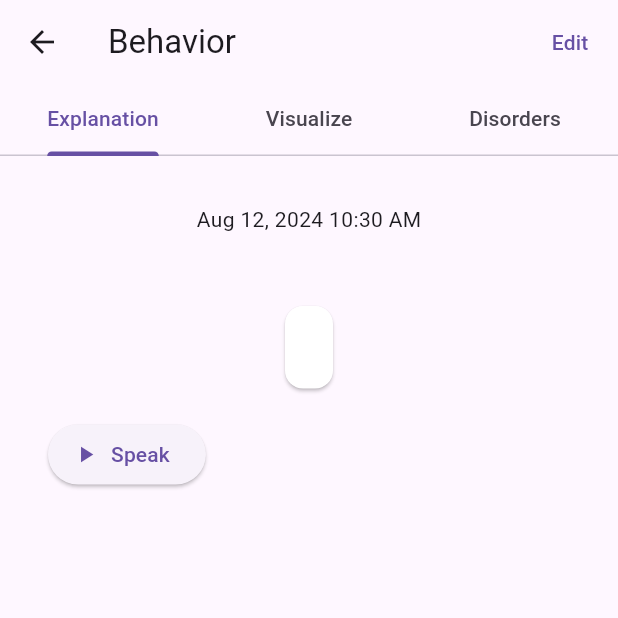
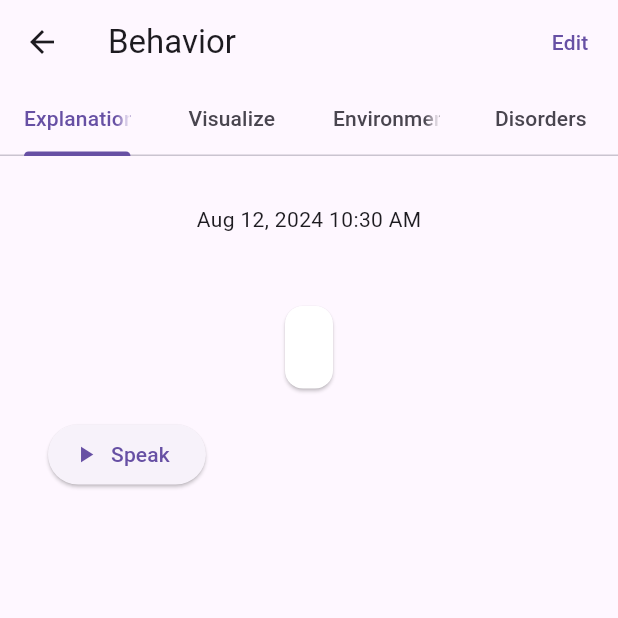
Before and after one commit to jasonc624/duality-flutter, a Flutter app: the BehaviorView screen opened directly with empty values, on a phone screen of 412 x 824 dp, the top half of it. Run offline on Flutter 3.47's test engine with Material 3 defaults, Android fonts, the phone set to English and light mode, and no system bars; our stand-ins replace cloud_firestore, easy_date_timeline, firebase_auth, firebase_core, fl_chart, flutter_riverpod and 4 more; missing offline and left inert: animated_emoji; accounts and stored records are empty; generated files the repository leaves out were written again; network calls fail.

Commit message:
last commit before deadline

```diff
--- a/lib/src/behavior_entry_feature/behavior_entry_model.dart
+++ b/lib/src/behavior_entry_feature/behavior_entry_model.dart
@@ -15,6 +15,7 @@ class BehaviorEntry {
     this.suggestion,
     this.overall_score,
     this.disorders,
+    this.environmental,
   })  : created = created ?? DateTime.now(),
         updated = updated ?? DateTime.now();
 
@@ -29,8 +30,9 @@ class BehaviorEntry {
   final DateTime updated;
   final bool? isPublic;
   final String? suggestion;
-  final num? overall_score; // Changed to num to allow both int and double
+  final num? overall_score;
   final List<Disorder>? disorders;
+  final List<Environmental>? environmental;
 
   factory BehaviorEntry.fromFirestore(DocumentSnapshot doc) {
     final data = doc.data() as Map<String, dynamic>;
@@ -48,9 +50,12 @@ class BehaviorEntry {
       created: (data['created'] as Timestamp?)?.toDate(),
       updated: (data['updated'] as Timestamp?)?.toDate(),
       suggestion: data['suggestion'] as String?,
-      overall_score: data['overall_score'] as num?, // Changed to num
+      overall_score: data['overall_score'] as num?,
       disorders: (data['disorders'] as List<dynamic>?)
           ?.map((e) => Disorder.fromMap(e as Map<String, dynamic>))
+          .toList(),
+      environmental: (data['environmental'] as List<dynamic>?)
+          ?.map((e) => Environmental.fromMap(e as Map<String, dynamic>))
           .toList(),
     );
   }
@@ -77,6 +82,10 @@ class BehaviorEntry {
       data['disorders'] = disorders!.map((d) => d.toMap()).toList();
     }
 
+    if (environmental != null) {
+      data['environmental'] = environmental!.map((e) => e.toMap()).toList();
+    }
+
     return data;
   }
 
@@ -92,8 +101,9 @@ class BehaviorEntry {
     DateTime? updated,
     bool? isPublic,
     String? suggestion,
-    num? overall_score, // Changed to num
+    num? overall_score,
     List<Disorder>? disorders,
+    List<Environmental>? environmental,
   }) {
     return BehaviorEntry(
       id: id ?? this.id,
@@ -109,6 +119,7 @@ class BehaviorEntry {
       suggestion: suggestion ?? this.suggestion,
       overall_score: overall_score ?? this.overall_score,
       disorders: disorders ?? this.disorders,
+      environmental: environmental ?? this.environmental,
     );
   }
 
@@ -146,3 +157,29 @@ class Disorder {
     };
   }
 }
+
+// New Environmental class
+class Environmental {
+  final String name;
+  final String reason;
+  final int score;
+
+  Environmental(
+      {required this.name, required this.reason, required this.score});
+
+  factory Environmental.fromMap(Map<String, dynamic> map) {
+    return Environmental(
+      name: map['name'] as String,
+      reason: map['reason'] as String,
+      score: map['score'] as int,
+    );
+  }
+
+  Map<String, dynamic> toMap() {
+    return {
+      'name': name,
+      'reason': reason,
+      'score': score,
+    };
+  }
+}
--- a/lib/src/behavior_entry_feature/behavior_view.dart
+++ b/lib/src/behavior_entry_feature/behavior_view.dart
@@ -1,8 +1,6 @@
 import 'package:flutter/material.dart';
-import 'package:flutter_riverpod/flutter_riverpod.dart';
 import 'package:intl/intl.dart';
 import '../charts/radar.dart';
-import '../providers/speechState.dart';
 import '../speech_widget/tts.dart';
 import '../traits/trait_score_view.dart';
 import 'behavior_entry_model.dart';
@@ -27,7 +25,7 @@ class _BehaviorViewState extends State<BehaviorView>
   @override
   void initState() {
     super.initState();
-    _tabController = TabController(length: 3, vsync: this);
+    _tabController = TabController(length: 4, vsync: this);
   }
 
   @override
@@ -61,6 +59,7 @@ class _BehaviorViewState extends State<BehaviorView>
             tabs: const [
               Tab(text: 'Explanation'),
               Tab(text: 'Visualize'),
+              Tab(text: 'Environmental'),
               Tab(text: 'Disorders'),
             ],
           ),
@@ -74,6 +73,7 @@ class _BehaviorViewState extends State<BehaviorView>
                 children: [
                   _buildTraitScoresTab(),
                   _buildRadarChartTab(),
+                  _buildEnvironmentalTab(),
                   _buildDisordersTab(),
                 ],
               ),
@@ -82,18 +82,36 @@ class _BehaviorViewState extends State<BehaviorView>
         ));
   }
 
-  Widget _buildDisordersTab() {
+  Widget _buildEnvironmentalTab() {
     if (widget.behaviorEntry == null ||
-        widget.behaviorEntry!.disorders == null) {
-      return const Center(child: Text('No connection to a disorder found.'));
+        widget.behaviorEntry!.environmental == null) {
+      return const Center(
+          child: Text('No connection to an environmental factor found.'));
     }
     return SingleChildScrollView(
       padding: const EdgeInsets.fromLTRB(16.0, 0, 16.0, 16.0),
       child: Column(
-        children: widget.behaviorEntry!.disorders!
-            .map((disorder) => _buildDisorderEntry(disorder))
+        children: widget.behaviorEntry!.environmental!
+            .map((envi) => _buildEnvironmentalEntry(envi))
             .toList(),
       ),
+    );
+  }
+
+  Widget _buildEnvironmentalEntry(dynamic environmental) {
+    return Column(
+      crossAxisAlignment: CrossAxisAlignment.start,
+      children: [
+        Text(
+          environmental.name,
+          style: const TextStyle(fontSize: 18, fontWeight: FontWeight.bold),
+        ),
+        const SizedBox(height: 8),
+        Text(environmental.reason),
+        const SizedBox(height: 8),
+        Text('Score: ${environmental.score}'),
+        const Divider(height: 30, thickness: 1),
+      ],
     );
   }
 
@@ -111,6 +129,22 @@ class _BehaviorViewState extends State<BehaviorView>
         Text('Score: ${disorder.score}'),
         const Divider(height: 30, thickness: 1),
       ],
+    );
+  }
+
+  Widget _buildDisordersTab() {
+    if (widget.behaviorEntry == null ||
+        widget.behaviorEntry!.disorders == null) {
+      return const Center(
+          child: Text('This behavior attributed no disorders.'));
+    }
+    return SingleChildScrollView(
+      padding: const EdgeInsets.fromLTRB(16.0, 0, 16.0, 16.0),
+      child: Column(
+        children: widget.behaviorEntry!.disorders!
+            .map((disorder) => _buildDisorderEntry(disorder))
+            .toList(),
+      ),
     );
   }
 
```
Also changed, not shown: 2 other files.
